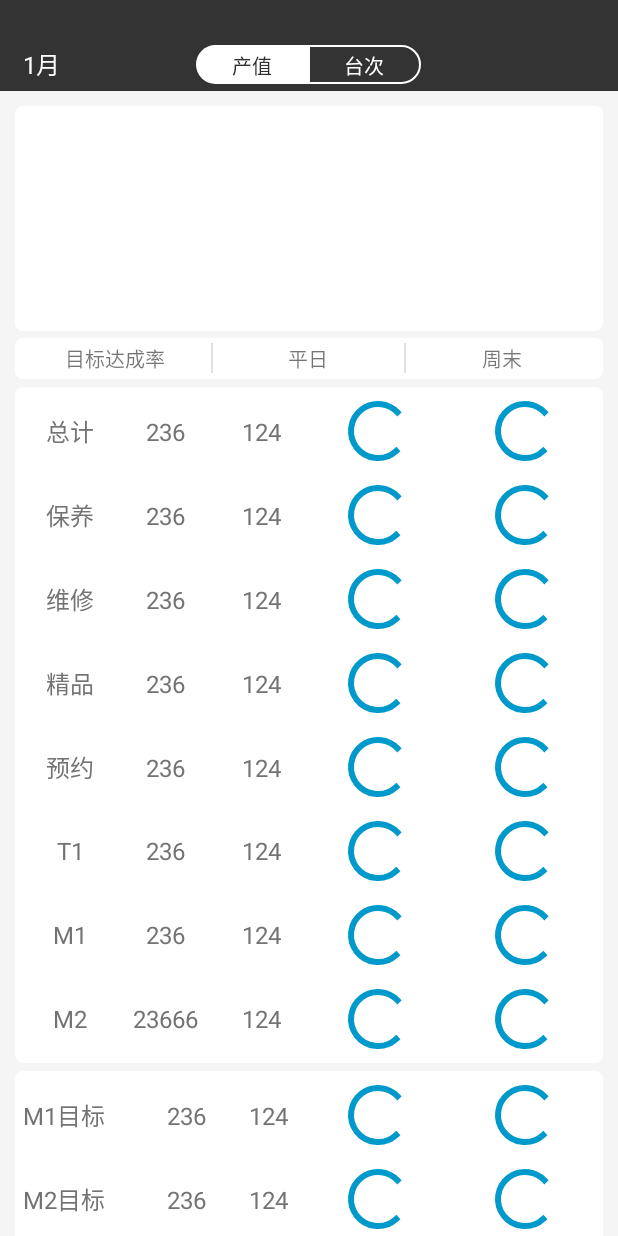
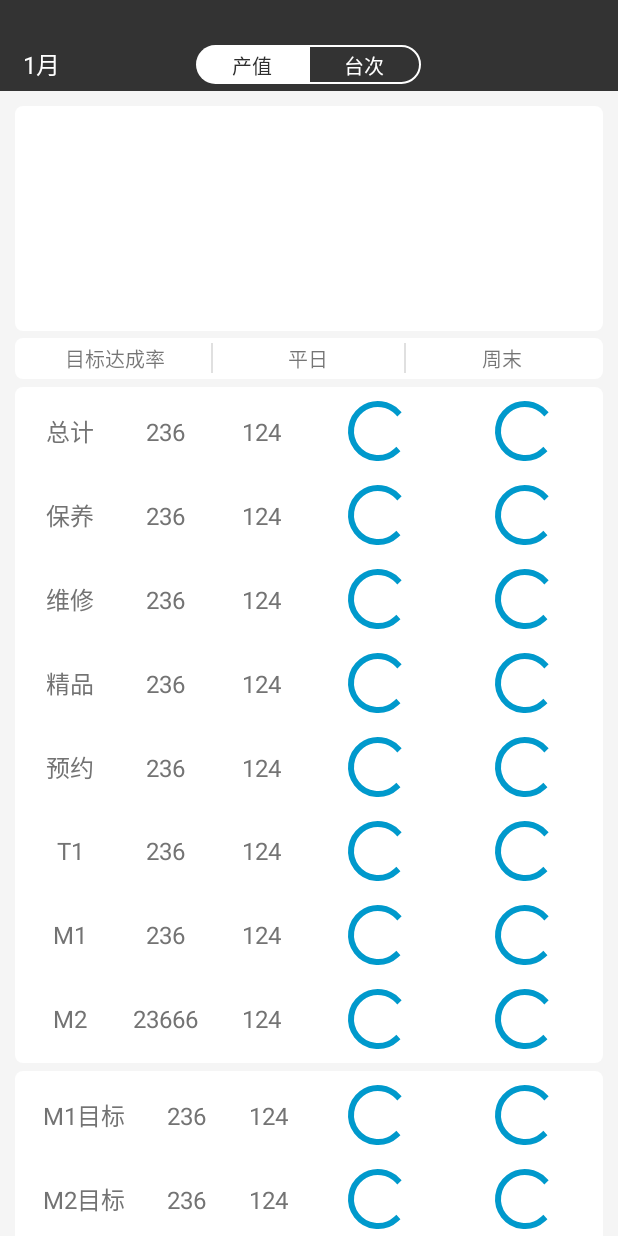
Before and after one commit to truesA/WDL, an Android app: the fragment DataFragment shown on its own in the app's theme, on a phone screen of 412 x 824 dp. Run offline under Robolectric (Android 15) with nearby library versions, the phone set to English and light mode, and no system bars; our stand-ins replace ButterKnife, RxJava; libraries missing offline, so code that uses them is left out: com.scwang.smartrefresh, me.zhanghai.android; plain views replace MaterialProgressBar, SmartRefreshLayout; network calls fail; 3 statements that could not run were skipped.

Commit message:
[新版本] 界面调整

```diff
--- a/app/src/main/java/com/wdl/amdroid_jwdl/activity/clientmsg/ClientIdentityActivity.java
+++ b/app/src/main/java/com/wdl/amdroid_jwdl/activity/clientmsg/ClientIdentityActivity.java
@@ -112,7 +112,8 @@ public class ClientIdentityActivity extends BaseActivity {
     TextView identity_fqbz_msg;
     @BindView(R.id.client_identity_et)
     TextView client_identity_et;
-
+    @BindView(R.id.identity_zhekou_msg)
+    TextView identity_zhekou_msg;//折扣工时
 
     @Override
     protected int getlayoutview() {
--- a/app/src/main/java/com/wdl/amdroid_jwdl/fragment/DataFragment.java
+++ b/app/src/main/java/com/wdl/amdroid_jwdl/fragment/DataFragment.java
@@ -228,6 +228,42 @@ public class DataFragment extends BaseFragment implements OnCheckedChangeListene
     MaterialProgressBar data_CT_zhuijia_p_right;
 
 
+    @BindView(R.id.data_CT_m1mb_mine)
+    TextView data_CT_m1mb_mine;
+    @BindView(R.id.data_CT_m1mb_other)
+    TextView data_CT_m1mb_other;
+    @BindView(R.id.data_CT_m1mb_p_left)
+    MaterialProgressBar data_CT_m1mb_p_left;
+    @BindView(R.id.data_CT_m1mb_p_right)
+    MaterialProgressBar data_CT_m1mb_p_right;
+
+    @BindView(R.id.data_CT_m2mb_mine)
+    TextView data_CT_m2mb_mine;
+    @BindView(R.id.data_CT_m2mb_other)
+    TextView data_CT_m2mb_other;
+    @BindView(R.id.data_CT_m2mb_p_left)
+    MaterialProgressBar data_CT_m2mb_p_left;
+    @BindView(R.id.data_CT_m2mb_p_right)
+    MaterialProgressBar data_CT_m2mb_p_right;
+
+    @BindView(R.id.data_CT_m1mbs_mine)
+    TextView data_CT_m1mbs_mine;
+    @BindView(R.id.data_CT_m1mbs_other)
+    TextView data_CT_m1mbs_other;
+    @BindView(R.id.data_CT_m1mbs_p_left)
+    MaterialProgressBar data_CT_m1mbs_p_left;
+    @BindView(R.id.data_CT_m1mbs_p_right)
+    MaterialProgressBar data_CT_m1mbs_p_right;
+
+    @BindView(R.id.data_CT_m2mbs_mine)
+    TextView data_CT_m2mbs_mine;
+    @BindView(R.id.data_CT_m2mbs_other)
+    TextView data_CT_m2mbs_other;
+    @BindView(R.id.data_CT_m2mbs_p_left)
+    MaterialProgressBar data_CT_m2mbs_p_left;
+    @BindView(R.id.data_CT_m2mbs_p_right)
+    MaterialProgressBar data_CT_m2mbs_p_right;
+
     private MainDataBean resultBean;
     private LineDataSet set1;
     private LineDataSet set2;
@@ -316,7 +352,7 @@ public class DataFragment extends BaseFragment implements OnCheckedChangeListene
         limitLine1.setLineWidth(1F);
         limitLine1.setLabelPosition(LimitLine.LimitLabelPosition.RIGHT_BOTTOM);
         limitLine1.setTextSize(10F);
-        limitLine1.setLineColor(R.color.black);
+        limitLine1.setLineColor(R.color.new_color02);
         YAxis localYAxis = combinedChart.getAxisLeft();
         localYAxis.removeAllLimitLines();
         localYAxis.addLimitLine(limitLine1);
@@ -327,7 +363,7 @@ public class DataFragment extends BaseFragment implements OnCheckedChangeListene
         combinedChart.getAxisRight().setEnabled(false);
         combinedChart.getLegend().setEnabled(false); //去掉图例缩样
 
-       // setCombindData();
+        // setCombindData();
 
 
     }
@@ -339,7 +375,7 @@ public class DataFragment extends BaseFragment implements OnCheckedChangeListene
      * @param line1
      * @param line2
      */
-    private void setCombindData(List<Double> barChartYs,List<Double> line1,List<Double>line2) {
+    private void setCombindData(List<Double> barChartYs, List<Double> line1, List<Double> line2) {
         CombinedData combinedData = new CombinedData();
 
         List<Double> barChartY = new ArrayList<>();
@@ -694,7 +730,7 @@ public class DataFragment extends BaseFragment implements OnCheckedChangeListene
 //            }
             checkedIds = 0;
 //            ArrayList<Entry> value1 = dealLine((List) resultBean.getResult().getMn_rate().get(0));
- //           ArrayList<Entry> value2 = dealLine((List) resultBean.getResult().getMn_rate().get(1));
+            //           ArrayList<Entry> value2 = dealLine((List) resultBean.getResult().getMn_rate().get(1));
             llChanZ.setVisibility(View.VISIBLE);
             llTaiC.setVisibility(View.GONE);
 //            setData(value1, value2);
@@ -793,7 +829,7 @@ public class DataFragment extends BaseFragment implements OnCheckedChangeListene
         BarData barData = new BarData();
         ArrayList<BarEntry> yValues = new ArrayList<>();
         for (int i = 0; i < barChartY.size(); i++) {
-            yValues.add(new BarEntry(i,barChartY.get(i).floatValue()));
+            yValues.add(new BarEntry(i, barChartY.get(i).floatValue()));
         }
 
         BarDataSet barDataSet = new BarDataSet(yValues, "");
--- a/app/src/main/res/layout/data_fg_progress_layout3.xml
+++ b/app/src/main/res/layout/data_fg_progress_layout3.xml
@@ -30,7 +30,7 @@
                     android:layout_width="0dp"
                     android:layout_height="wrap_content"
                     android:layout_weight="1.5"
-                    android:gravity="center_vertical"
+                    android:gravity="center"
                     android:text="M1目标"
                     android:textColor="@color/new_color2"
                     android:textSize="@dimen/text_size3" />
@@ -113,7 +113,7 @@
                     android:layout_width="0dp"
                     android:layout_height="wrap_content"
                     android:layout_weight="1.5"
-                    android:gravity="center_vertical"
+                    android:gravity="center"
                     android:text="M2目标"
                     android:textColor="@color/new_color2"
                     android:textSize="@dimen/text_size3" />
@@ -198,7 +198,7 @@
                     android:layout_width="0dp"
                     android:layout_height="wrap_content"
                     android:layout_weight="1.5"
-                    android:gravity="center_vertical"
+                    android:gravity="center"
                     android:text="M1*目标"
                     android:textColor="@color/new_color2"
                     android:textSize="@dimen/text_size3" />
@@ -281,7 +281,7 @@
                     android:layout_width="0dp"
                     android:layout_height="wrap_content"
                     android:layout_weight="1.5"
-                    android:gravity="center_vertical"
+                    android:gravity="center"
                     android:text="M2*目标"
                     android:textColor="@color/new_color2"
                     android:textSize="@dimen/text_size3" />
--- a/app/src/main/res/layout/msg_fragment_item.xml
+++ b/app/src/main/res/layout/msg_fragment_item.xml
@@ -163,11 +163,11 @@
             android:paddingLeft="10.0dip"
             android:paddingRight="10.0dip">
 
-            <ImageView
+            <Button
                 android:id="@+id/msg_zcd_iv"
                 android:layout_width="20.0dip"
                 android:layout_height="20.0dip"
-                android:src="@drawable/loyalty_icon_hui" />
+                android:background="@drawable/loyalty_icon_hui" />
 
             <TextView
                 android:id="@+id/msg_zcd"
--- a/app/src/main/res/layout/person_fg.xml
+++ b/app/src/main/res/layout/person_fg.xml
@@ -44,7 +44,7 @@
         android:layout_centerInParent="true"
         android:clickable="true"
         android:src="@drawable/out_app"
-        app:backgroundTint="@color/color1"
+        app:backgroundTint="@color/new_color3"
         app:borderWidth="0.0dip"
         app:fabSize="normal" />
 
```
